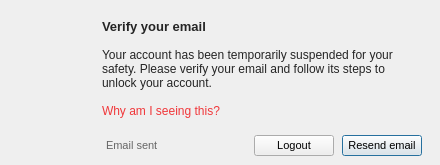
Qt form src/MEGASync/gui/linux/VerifyEmailMessage.ui (meganz/MEGAsync) before a commit.
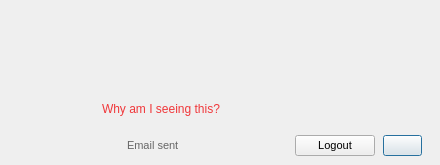
The same form after that commit.

Commit message: Remove default strings from UI files

Diff of the .ui file:
```diff
--- a/src/MEGASync/gui/linux/VerifyEmailMessage.ui
+++ b/src/MEGASync/gui/linux/VerifyEmailMessage.ui
@@ -147,7 +147,7 @@
 }</string>
           </property>
           <property name="text">
-           <string>Verify your email</string>
+           <string/>
           </property>
           <property name="wordWrap">
            <bool>true</bool>
@@ -166,7 +166,7 @@
 }</string>
           </property>
           <property name="text">
-           <string>Your account has been temporarily suspended for your safety. Please verify your email and follow its steps to unlock your account.</string>
+           <string/>
           </property>
           <property name="wordWrap">
            <bool>true</bool>
@@ -293,7 +293,7 @@
       <item>
        <widget class="QPushButton" name="bResendEmail">
         <property name="text">
-         <string>Resend email</string>
+         <string/>
         </property>
         <property name="default">
          <bool>true</bool>
```
Left out of the diff: 2 changed lines with no effect on the pictures. The commit also changes 2 other files.
